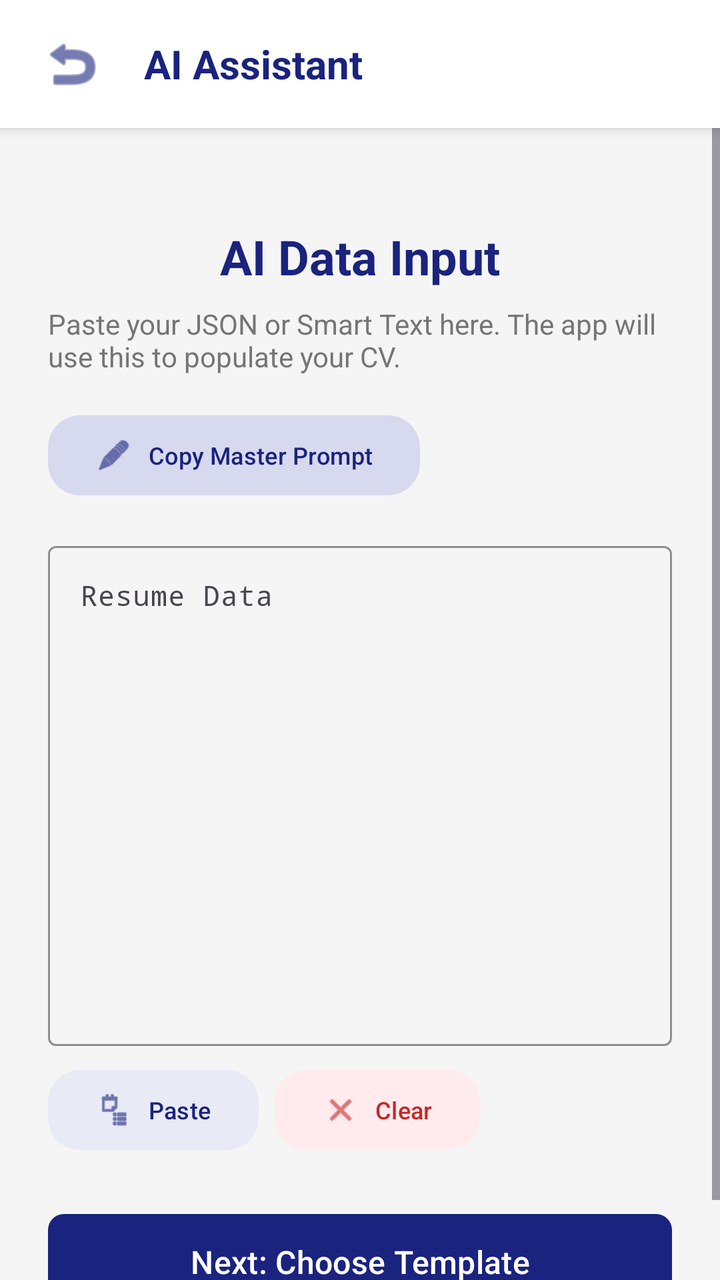
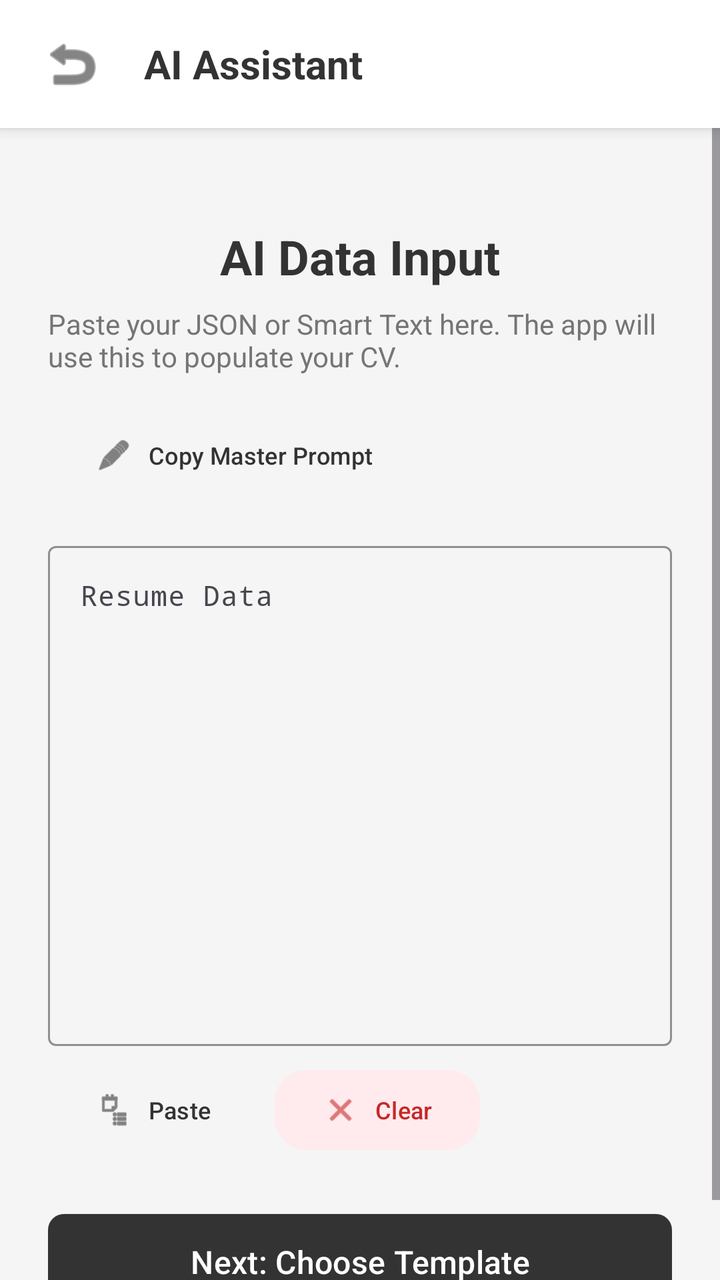

Screens rendered from an Android XML layout before and after an edit, with the pre-edit source and the edit as a unified diff.
<!-- AndroidManifest.xml: application theme Theme.MyApplication -->
<!-- res/layout/activity_ai.xml -->
<?xml version="1.0" encoding="utf-8"?>
<androidx.constraintlayout.widget.ConstraintLayout xmlns:android="http://schemas.android.com/apk/res/android"
    xmlns:app="http://schemas.android.com/apk/res-auto"
    xmlns:tools="http://schemas.android.com/tools" android:layout_width="match_parent" android:layout_height="match_parent" android:background="#f5f5f5" tools:context=".AIActivity">

    <LinearLayout android:id="@+id/aiToolbar" android:layout_width="match_parent" android:layout_height="?attr/actionBarSize" android:background="#FFFFFF" android:elevation="4dp" android:gravity="center_vertical" android:orientation="horizontal" android:paddingHorizontal="16dp" app:layout_constraintTop_toTopOf="parent">

        <ImageButton android:id="@+id/btnBack" android:layout_width="40dp" android:layout_height="40dp" android:background="?attr/selectableItemBackgroundBorderless" android:src="@android:drawable/ic_menu_revert" app:tint="#1a237e" />

        <TextView android:layout_width="wrap_content" android:layout_height="wrap_content" android:layout_marginStart="16dp" android:text="AI Assistant" android:textColor="#1a237e" android:textSize="20sp" android:textStyle="bold" />

    </LinearLayout>

    <ScrollView android:layout_width="match_parent" android:layout_height="0dp" app:layout_constraintBottom_toBottomOf="parent" app:layout_constraintTop_toBottomOf="@id/aiToolbar">

        <LinearLayout android:layout_width="match_parent" android:layout_height="wrap_content" android:gravity="center" android:orientation="vertical" android:padding="24dp">

            <TextView android:layout_width="wrap_content" android:layout_height="wrap_content" android:layout_marginTop="24dp" android:text="AI Data Input" android:textColor="#1a237e" android:textSize="24sp" android:textStyle="bold" />

            <TextView android:layout_width="match_parent" android:layout_height="wrap_content" android:layout_marginTop="8dp" android:text="Paste your JSON or Smart Text here. The app will use this to populate your CV." android:textColor="#757575" android:textSize="14sp" />

            <com.google.android.material.button.MaterialButton android:id="@+id/btnCopyPrompt" android:layout_width="wrap_content" android:layout_height="wrap_content" android:layout_marginTop="16dp" android:layout_gravity="start" android:text="Copy Master Prompt" android:textSize="12sp" app:icon="@android:drawable/ic_menu_edit" app:cornerRadius="16dp" app:backgroundTint="#d7d9ef" android:textColor="#1a237e" app:iconTint="#1a237e" />

            <com.google.android.material.textfield.TextInputLayout android:layout_width="match_parent" android:layout_height="wrap_content" android:layout_marginTop="16dp" android:hint="Resume Data" app:boxStrokeColor="#1a237e" app:hintTextColor="#1a237e">

                <com.google.android.material.textfield.TextInputEditText android:id="@+id/etJsonInput" android:layout_width="match_parent" android:layout_height="250dp" android:gravity="top" android:inputType="textMultiLine" android:fontFamily="monospace" android:textSize="14sp" />
            </com.google.android.material.textfield.TextInputLayout>

            <LinearLayout android:layout_width="match_parent" android:layout_height="wrap_content" android:layout_marginTop="8dp" android:orientation="horizontal" android:gravity="start">

                <com.google.android.material.button.MaterialButton android:id="@+id/btnPaste" android:layout_width="wrap_content" android:layout_height="wrap_content" android:text="Paste" android:textSize="12sp" app:icon="@android:drawable/ic_menu_agenda" app:cornerRadius="16dp" app:backgroundTint="#e8eaf6" android:textColor="#1a237e" app:iconTint="#1a237e" />

                <com.google.android.material.button.MaterialButton android:id="@+id/btnClear" android:layout_width="wrap_content" android:layout_height="wrap_content" android:layout_marginStart="8dp" android:text="Clear" android:textSize="12sp" app:icon="@android:drawable/ic_menu_close_clear_cancel" app:cornerRadius="16dp" app:backgroundTint="#ffebee" android:textColor="#c62828" app:iconTint="#c62828" />
            </LinearLayout>

            <com.google.android.material.button.MaterialButton android:id="@+id/btnNext" android:layout_width="match_parent" android:layout_height="56dp" android:layout_marginTop="24dp" android:text="Next: Choose Template" android:textAllCaps="false" android:textSize="16sp" app:cornerRadius="8dp" app:backgroundTint="#1a237e" />

        </LinearLayout>
    </ScrollView>

</androidx.constraintlayout.widget.ConstraintLayout>
<!-- resources referenced by this layout -->
<resources>
  <style name="Theme.MyApplication" parent="Base.Theme.MyApplication" />
  <style name="Base.Theme.MyApplication" parent="Theme.Material3.DayNight.NoActionBar">
          
          
      </style>
</resources>

<!-- the commit's change to res/layout/activity_ai.xml (unified diff, before → after) -->
@@ -5,9 +5,9 @@
 
     <LinearLayout android:id="@+id/aiToolbar" android:layout_width="match_parent" android:layout_height="?attr/actionBarSize" android:background="#FFFFFF" android:elevation="4dp" android:gravity="center_vertical" android:orientation="horizontal" android:paddingHorizontal="16dp" app:layout_constraintTop_toTopOf="parent">
 
-        <ImageButton android:id="@+id/btnBack" android:layout_width="40dp" android:layout_height="40dp" android:background="?attr/selectableItemBackgroundBorderless" android:src="@android:drawable/ic_menu_revert" app:tint="#1a237e" />
+        <ImageButton android:id="@+id/btnBack" android:layout_width="40dp" android:layout_height="40dp" android:background="?attr/selectableItemBackgroundBorderless" android:src="@android:drawable/ic_menu_revert" app:tint="#333333" />
 
-        <TextView android:layout_width="wrap_content" android:layout_height="wrap_content" android:layout_marginStart="16dp" android:text="AI Assistant" android:textColor="#1a237e" android:textSize="20sp" android:textStyle="bold" />
+        <TextView android:layout_width="wrap_content" android:layout_height="wrap_content" android:layout_marginStart="16dp" android:text="AI Assistant" android:textColor="#333333" android:textSize="20sp" android:textStyle="bold" />
 
     </LinearLayout>
 
@@ -15,25 +15,25 @@
 
         <LinearLayout android:layout_width="match_parent" android:layout_height="wrap_content" android:gravity="center" android:orientation="vertical" android:padding="24dp">
 
-            <TextView android:layout_width="wrap_content" android:layout_height="wrap_content" android:layout_marginTop="24dp" android:text="AI Data Input" android:textColor="#1a237e" android:textSize="24sp" android:textStyle="bold" />
+            <TextView android:layout_width="wrap_content" android:layout_height="wrap_content" android:layout_marginTop="24dp" android:text="AI Data Input" android:textColor="#333333" android:textSize="24sp" android:textStyle="bold" />
 
             <TextView android:layout_width="match_parent" android:layout_height="wrap_content" android:layout_marginTop="8dp" android:text="Paste your JSON or Smart Text here. The app will use this to populate your CV." android:textColor="#757575" android:textSize="14sp" />
 
-            <com.google.android.material.button.MaterialButton android:id="@+id/btnCopyPrompt" android:layout_width="wrap_content" android:layout_height="wrap_content" android:layout_marginTop="16dp" android:layout_gravity="start" android:text="Copy Master Prompt" android:textSize="12sp" app:icon="@android:drawable/ic_menu_edit" app:cornerRadius="16dp" app:backgroundTint="#d7d9ef" android:textColor="#1a237e" app:iconTint="#1a237e" />
+            <com.google.android.material.button.MaterialButton android:id="@+id/btnCopyPrompt" android:layout_width="wrap_content" android:layout_height="wrap_content" android:layout_marginTop="16dp" android:layout_gravity="start" android:text="Copy Master Prompt" android:textSize="12sp" app:icon="@android:drawable/ic_menu_edit" app:cornerRadius="16dp" app:backgroundTint="#f5f5f5" android:textColor="#333333" app:iconTint="#333333" />
 
-            <com.google.android.material.textfield.TextInputLayout android:layout_width="match_parent" android:layout_height="wrap_content" android:layout_marginTop="16dp" android:hint="Resume Data" app:boxStrokeColor="#1a237e" app:hintTextColor="#1a237e">
+            <com.google.android.material.textfield.TextInputLayout android:layout_width="match_parent" android:layout_height="wrap_content" android:layout_marginTop="16dp" android:hint="Resume Data" app:boxStrokeColor="#333333" app:hintTextColor="#333333">
 
                 <com.google.android.material.textfield.TextInputEditText android:id="@+id/etJsonInput" android:layout_width="match_parent" android:layout_height="250dp" android:gravity="top" android:inputType="textMultiLine" android:fontFamily="monospace" android:textSize="14sp" />
             </com.google.android.material.textfield.TextInputLayout>
 
             <LinearLayout android:layout_width="match_parent" android:layout_height="wrap_content" android:layout_marginTop="8dp" android:orientation="horizontal" android:gravity="start">
 
-                <com.google.android.material.button.MaterialButton android:id="@+id/btnPaste" android:layout_width="wrap_content" android:layout_height="wrap_content" android:text="Paste" android:textSize="12sp" app:icon="@android:drawable/ic_menu_agenda" app:cornerRadius="16dp" app:backgroundTint="#e8eaf6" android:textColor="#1a237e" app:iconTint="#1a237e" />
+                <com.google.android.material.button.MaterialButton android:id="@+id/btnPaste" android:layout_width="wrap_content" android:layout_height="wrap_content" android:text="Paste" android:textSize="12sp" app:icon="@android:drawable/ic_menu_agenda" app:cornerRadius="16dp" app:backgroundTint="#f5f5f5" android:textColor="#333333" app:iconTint="#333333" />
 
                 <com.google.android.material.button.MaterialButton android:id="@+id/btnClear" android:layout_width="wrap_content" android:layout_height="wrap_content" android:layout_marginStart="8dp" android:text="Clear" android:textSize="12sp" app:icon="@android:drawable/ic_menu_close_clear_cancel" app:cornerRadius="16dp" app:backgroundTint="#ffebee" android:textColor="#c62828" app:iconTint="#c62828" />
             </LinearLayout>
 
-            <com.google.android.material.button.MaterialButton android:id="@+id/btnNext" android:layout_width="match_parent" android:layout_height="56dp" android:layout_marginTop="24dp" android:text="Next: Choose Template" android:textAllCaps="false" android:textSize="16sp" app:cornerRadius="8dp" app:backgroundTint="#1a237e" />
+            <com.google.android.material.button.MaterialButton android:id="@+id/btnNext" android:layout_width="match_parent" android:layout_height="56dp" android:layout_marginTop="24dp" android:text="Next: Choose Template" android:textAllCaps="false" android:textSize="16sp" app:cornerRadius="8dp" app:backgroundTint="#333333" />
 
         </LinearLayout>
     </ScrollView>
